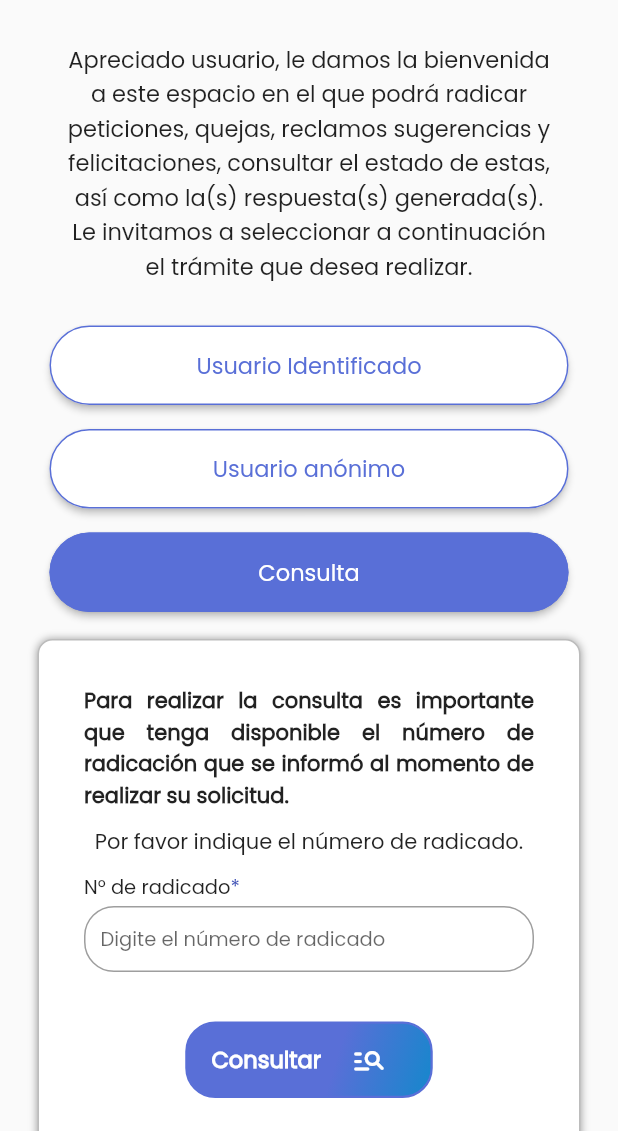
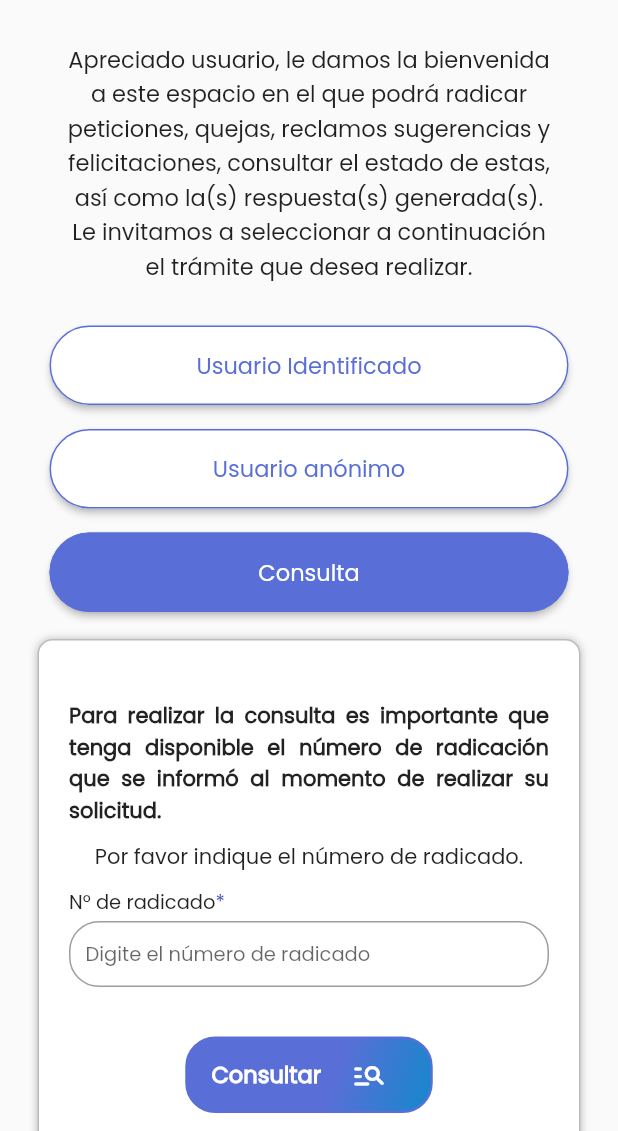
Before and after one commit to stiven4950/pqrsf-coonfie, a Flutter app: the screen it shows after launch, after a tap on "Usuario anónimo", after a tap on "Consulta", on a phone screen of 412 x 824 dp, the part 105-1236 px from its top. Run offline on Flutter 3.47's test engine with Material 2 defaults, Android fonts, the phone set to English and light mode, and no system bars; our stand-ins replace animate_do, file_picker, searchfield; network calls fail.

Commit message:
Boton contacto corregido y BoxShadow de los botones

```diff
--- a/lib/ui/pages/consult.dart
+++ b/lib/ui/pages/consult.dart
@@ -172,7 +172,7 @@ class Consult extends StatelessWidget {
                   ),
                   visible: !(size.width < 700),
                 ),
-                GradientButtonExtended(
+                CustomButton(
                   text: "Imprimir",
                   icon: Icons.print_rounded,
                   onPressed: () {},
--- a/lib/ui/pages/pqrf_page.dart
+++ b/lib/ui/pages/pqrf_page.dart
@@ -99,7 +99,7 @@ class PqrfPage extends StatelessWidget {
                                     onPressed: () => _selectDocumentsUpload(),
                                   ),
                                   CustomButton(
-                                    text: "Enviar",
+                                    text: "Enviar   ",
                                     icon: Icons.send,
                                     onPressed: () async => _proccessInfo(
                                       context,
--- a/lib/ui/widgets/custom_button.dart
+++ b/lib/ui/widgets/custom_button.dart
@@ -34,9 +34,10 @@ class _CustomButtonState extends State<CustomButton> {
             boxShadow: isHover
                 ? const [
                     BoxShadow(
-                        color: Colors.black26,
+                      color: Colors.black12,
                       offset: Offset(0, 4),
-                        blurRadius: 5.0)
+                      blurRadius: 5.0,
+                    )
                   ]
                 : null,
             border: Border.all(
@@ -58,7 +59,8 @@ class _CustomButtonState extends State<CustomButton> {
           ),
           child: ElevatedButton(
             onPressed: () => widget.onPressed(),
-            child: Row(children: [
+            child: Row(
+              children: [
                 Text(
                   widget.text,
                   style: TextStyle(
@@ -76,7 +78,8 @@ class _CustomButtonState extends State<CustomButton> {
                   widget.icon,
                   color: !isHover ? Colors.white : const Color(0xFF596FD7),
                 ),
-            ]),
+              ],
+            ),
             style: ButtonStyle(
               shape: MaterialStateProperty.all<RoundedRectangleBorder>(
                 RoundedRectangleBorder(
--- a/lib/ui/widgets/sections_widget.dart
+++ b/lib/ui/widgets/sections_widget.dart
@@ -16,7 +16,7 @@ class SectionsPQRSF extends StatelessWidget {
 
     return Container(
       margin: const EdgeInsets.only(top: 10.0, bottom: 20.0),
-      padding: const EdgeInsets.all(30.0),
+      padding: const EdgeInsets.symmetric(vertical: 40.0, horizontal: 20.0),
       width: ResponsiveWidget.widthInScreen(
         context,
         size.width,
@@ -29,7 +29,9 @@ class SectionsPQRSF extends StatelessWidget {
         color: Colors.white,
         border: Border.all(
             color: const Color.fromARGB(255, 188, 188, 188), width: 1.0),
-        boxShadow: const [BoxShadow(color: Colors.grey, blurRadius: 4.0)],
+        boxShadow: const [
+          BoxShadow(color: Color.fromARGB(255, 188, 187, 187), blurRadius: 4.0)
+        ],
         borderRadius: BorderRadius.circular(10.0),
       ),
       child: Form(
```
Lines whose indentation alone changed are shown as unchanged.
